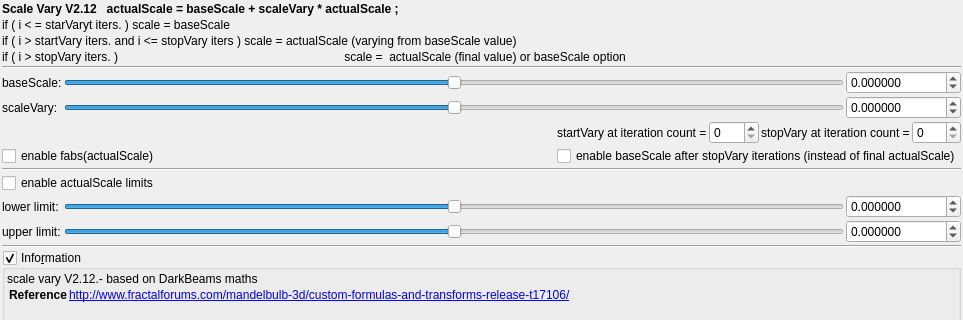
Qt form mandelbulber2/formula/ui/fractal_transf_scale_vary_v212.ui (buddhi1980/mandelbulber2) before a commit; both pictures show x 0 to 963 and y 0 to 320 of the 963 by 1146 pixel window.
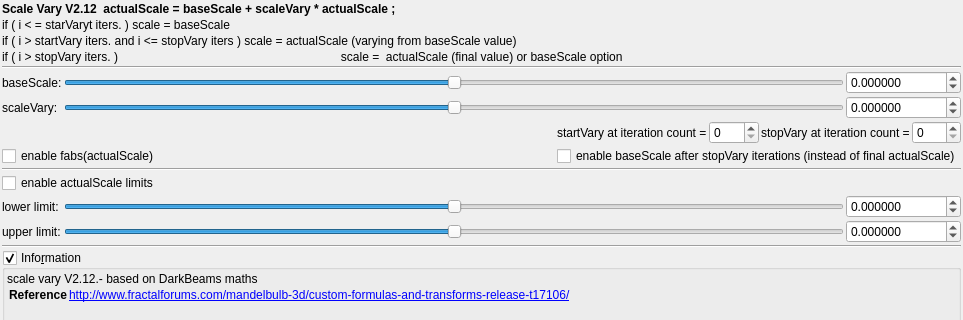
The same form after that commit. Custom widgets are drawn as their Qt base class.

Patch:
```diff
--- a/mandelbulber2/formula/ui/fractal_transf_scale_vary_v212.ui
+++ b/mandelbulber2/formula/ui/fractal_transf_scale_vary_v212.ui
@@ -48,7 +48,7 @@
      <item row="3" column="0" colspan="3">
       <widget class="QLabel" name="label_157">
        <property name="text">
-        <string>if ( i &gt; stopVary iters. )                                                                    scale =  actualScale (final value) or baseScale option</string>
+        <string>if ( i &gt; stopVary iters. )                                                                   scale =  actualScale (final value) or baseScale option</string>
        </property>
       </widget>
      </item>
@@ -61,7 +61,7 @@
         </font>
        </property>
        <property name="text">
-        <string>Scale Vary V2.12   actualScale = baseScale + scaleVary * actualScale ;</string>
+        <string>Scale Vary V2.12  actualScale = baseScale + scaleVary * actualScale ;</string>
        </property>
       </widget>
      </item>
```
Left out of the diff: 4 changed lines with no effect on the pictures.
